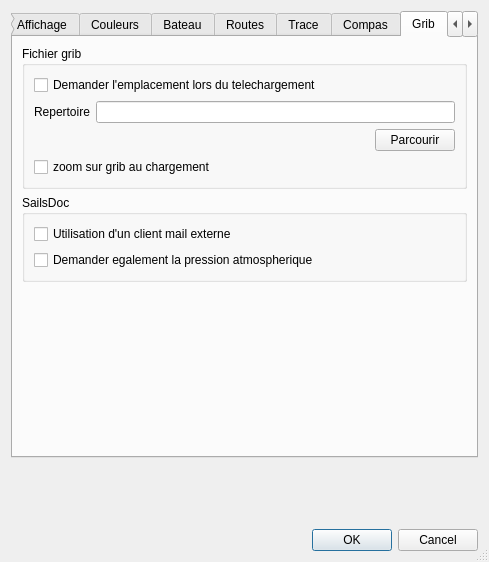
The window that src/Ui/paramVLM.ui (nohal/qtVlm) describes before a commit, drawn with Qt 5.
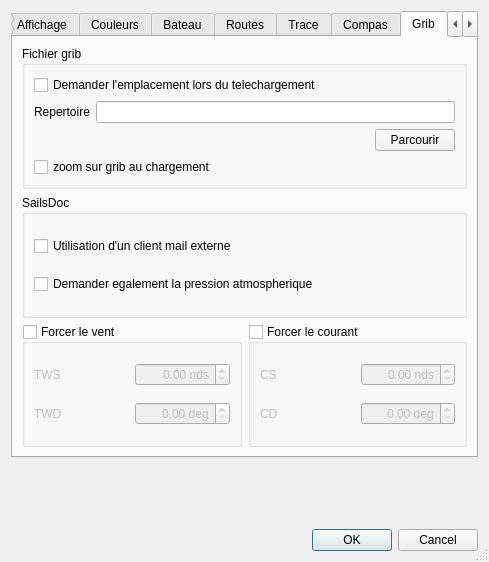
The same window after the commit. The open tabs and pages were chosen to show the change. Icons and pictures are not drawn.

Commit message: Add an option to be able to force wind and currents.

```diff
--- a/src/Ui/paramVLM.ui
+++ b/src/Ui/paramVLM.ui
@@ -1025,17 +1025,134 @@
         </widget>
        </item>
        <item>
-        <spacer name="verticalSpacer_6">
-         <property name="orientation">
-          <enum>Qt::Vertical</enum>
-         </property>
-         <property name="sizeHint" stdset="0">
-          <size>
-           <width>20</width>
-           <height>40</height>
-          </size>
-         </property>
-        </spacer>
+        <layout class="QGridLayout" name="gridLayout_10">
+         <item row="0" column="0">
+          <widget class="QGroupBox" name="forceWind">
+           <property name="title">
+            <string>Forcer le vent</string>
+           </property>
+           <property name="checkable">
+            <bool>true</bool>
+           </property>
+           <property name="checked">
+            <bool>false</bool>
+           </property>
+           <layout class="QVBoxLayout" name="verticalLayout_18">
+            <item>
+             <layout class="QHBoxLayout" name="horizontalLayout_9">
+              <item>
+               <widget class="QLabel" name="label_9">
+                <property name="text">
+                 <string>TWS</string>
+                </property>
+               </widget>
+              </item>
+              <item>
+               <widget class="QDoubleSpinBox" name="forcedTWS">
+                <property name="alignment">
+                 <set>Qt::AlignRight|Qt::AlignTrailing|Qt::AlignVCenter</set>
+                </property>
+                <property name="suffix">
+                 <string> nds</string>
+                </property>
+                <property name="maximum">
+                 <double>60.000000000000000</double>
+                </property>
+               </widget>
+              </item>
+             </layout>
+            </item>
+            <item>
+             <layout class="QHBoxLayout" name="horizontalLayout_10">
+              <item>
+               <widget class="QLabel" name="label_11">
+                <property name="text">
+                 <string>TWD</string>
+                </property>
+               </widget>
+              </item>
+              <item>
+               <widget class="QDoubleSpinBox" name="forcedTWD">
+                <property name="alignment">
+                 <set>Qt::AlignRight|Qt::AlignTrailing|Qt::AlignVCenter</set>
+                </property>
+                <property name="suffix">
+                 <string> deg</string>
+                </property>
+                <property name="maximum">
+                 <double>359.990000000000009</double>
+                </property>
+               </widget>
+              </item>
+             </layout>
+            </item>
+           </layout>
+          </widget>
+         </item>
+         <item row="0" column="1">
+          <widget class="QGroupBox" name="forceCurrents">
+           <property name="title">
+            <string>Forcer le courant</string>
+           </property>
+           <property name="checkable">
+            <bool>true</bool>
+           </property>
+           <property name="checked">
+            <bool>false</bool>
+           </property>
+           <layout class="QVBoxLayout" name="verticalLayout_19">
+            <item>
+             <layout class="QHBoxLayout" name="horizontalLayout_12">
+              <item>
+               <widget class="QLabel" name="label_24">
+                <property name="text">
+                 <string>CS</string>
+                </property>
+               </widget>
+              </item>
+              <item>
+               <widget class="QDoubleSpinBox" name="forcedCS">
+                <property name="alignment">
+                 <set>Qt::AlignRight|Qt::AlignTrailing|Qt::AlignVCenter</set>
+                </property>
+                <property name="suffix">
+                 <string> nds</string>
+                </property>
+                <property name="maximum">
+                 <double>60.000000000000000</double>
+                </property>
+               </widget>
+              </item>
+             </layout>
+            </item>
+            <item>
+             <layout class="QHBoxLayout" name="horizontalLayout_11">
+              <item>
+               <widget class="QLabel" name="label_23">
+                <property name="text">
+                 <string>CD</string>
+                </property>
+               </widget>
+              </item>
+              <item>
+               <widget class="QDoubleSpinBox" name="forcedCD">
+                <property name="alignment">
+                 <set>Qt::AlignRight|Qt::AlignTrailing|Qt::AlignVCenter</set>
+                </property>
+                <property name="suffix">
+                 <string> deg</string>
+                </property>
+                <property name="maximum">
+                 <double>359.990000000000009</double>
+                </property>
+               </widget>
+              </item>
+             </layout>
+            </item>
+           </layout>
+          </widget>
+         </item>
+        </layout>
        </item>
       </layout>
      </widget>
```
Left out of the diff: 6 changed lines with no effect on the pictures. The commit also changes 9 other files.
